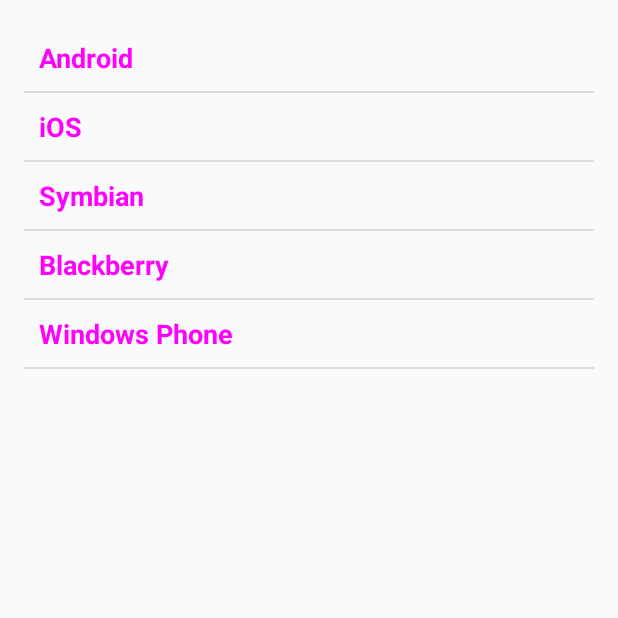
After one commit to fabfromsky/Pokedeck, an Android app: the PokedeckActivity screen opened directly, with no data from a screen before it, on a phone screen of 412 x 824 dp, the top half of it. The commit adds this screen. Run offline under Robolectric (Android 15) with nearby library versions, the phone set to English and light mode, and no system bars.

Commit message:
Adds pokedeck vew and a list into it (Warning :  ugly stuff)

```diff
--- /dev/null
+++ b/app/src/main/java/com/pokedeck/imie/pokedeck/activity/PokedeckActivity.java
@@ -0,0 +1,59 @@
+package com.pokedeck.imie.pokedeck.activity;
+
+import android.app.ListActivity;
+import android.content.Context;
+import android.content.Intent;
+import android.content.SharedPreferences;
+import android.os.Bundle;
+import android.util.Log;
+import android.view.View;
+import android.widget.ArrayAdapter;
+import android.widget.ListView;
+
+import com.pokedeck.imie.pokedeck.R;
+
+import java.util.ArrayList;
+import java.util.List;
+
+public class PokedeckActivity extends ListActivity {
+
+    @Override
+    protected void onCreate(Bundle savedInstanceState) {
+        // On verifie si le user est authentifie
+        loginCheck();
+
+        super.onCreate(savedInstanceState);
+        setContentView(R.layout.activity_pokedeck);
+
+        List<String> listValues = new ArrayList<String>();
+        listValues.add("Android");
+        listValues.add("iOS");
+        listValues.add("Symbian");
+        listValues.add("Blackberry");
+        listValues.add("Windows Phone");
+
+        // initiate the listadapter
+        ArrayAdapter<String> myAdapter = new ArrayAdapter<String>(this,
+                R.layout.listitem_pokedeck, R.id.listText, listValues);
+
+        // assign the list adapter
+        setListAdapter(myAdapter);
+    }
+
+    @Override
+    protected void onListItemClick(ListView l, View v, int position, long id) {
+        super.onListItemClick(l, v, position, id);
+
+        Log.i("PokedeckActivity", "Vous avez cliqué sur l'élément id = " + position);
+    }
+
+    private void loginCheck() {
+        SharedPreferences sharedPreferences = getSharedPreferences("com.imie.pokedeck.prefs", Context.MODE_PRIVATE);
+        if (!sharedPreferences.contains("email")) {
+            Intent intent = new Intent(this, LoginActivity.class);
+            startActivity(intent);
+        } else {
+            Log.i("MainPageActivity", "loginCheck - User has already logged in");
+        }
+    }
+}
--- /dev/null
+++ b/app/src/main/res/layout/activity_pokedeck.xml
@@ -0,0 +1,16 @@
+<?xml version="1.0" encoding="utf-8"?>
+<RelativeLayout xmlns:android="http://schemas.android.com/apk/res/android"
+    xmlns:tools="http://schemas.android.com/tools"
+    android:layout_width="match_parent"
+    android:layout_height="match_parent"
+    android:paddingBottom="@dimen/activity_vertical_margin"
+    android:paddingLeft="@dimen/activity_horizontal_margin"
+    android:paddingRight="@dimen/activity_horizontal_margin"
+    android:paddingTop="@dimen/activity_vertical_margin"
+    tools:context="com.pokedeck.imie.pokedeck.activity.PokedeckActivity">
+
+    <ListView
+        android:id="@android:id/list"
+        android:layout_width="match_parent"
+        android:layout_height="match_parent" />
+</RelativeLayout>
--- /dev/null
+++ b/app/src/main/res/layout/listitem_pokedeck.xml
@@ -0,0 +1,15 @@
+<?xml version="1.0" encoding="utf-8"?>
+<LinearLayout xmlns:android="http://schemas.android.com/apk/res/android"
+    android:orientation="vertical" android:layout_width="match_parent"
+    android:layout_height="match_parent">
+
+    <TextView
+        android:id="@+id/listText"
+        android:layout_width="wrap_content"
+        android:layout_height="wrap_content"
+        android:padding="10dp"
+        android:textSize="18sp"
+        android:textStyle="bold"
+        android:textColor="#ff00ff" />
+
+</LinearLayout>
--- /dev/null
+++ b/app/src/main/res/values-w820dp/dimens.xml
@@ -0,0 +1,6 @@
+<resources>
+    <!-- Example customization of dimensions originally defined in res/values/dimens.xml
+         (such as screen margins) for screens with more than 820dp of available width. This
+         would include 7" and 10" devices in landscape (~960dp and ~1280dp respectively). -->
+    <dimen name="activity_horizontal_margin">64dp</dimen>
+</resources>
```
Also changed, not shown: app/src/main/AndroidManifest.xml (+7 -9 lines), app/src/main/java/com/pokedeck/imie/pokedeck/activity/LoginActivity.java (+4 -4 lines), app/src/main/java/com/pokedeck/imie/pokedeck/activity/MainPageActivity.java (deleted, +0 -182 lines), app/src/main/res/layout/activity_main_page.xml (deleted, +0 -50 lines).
